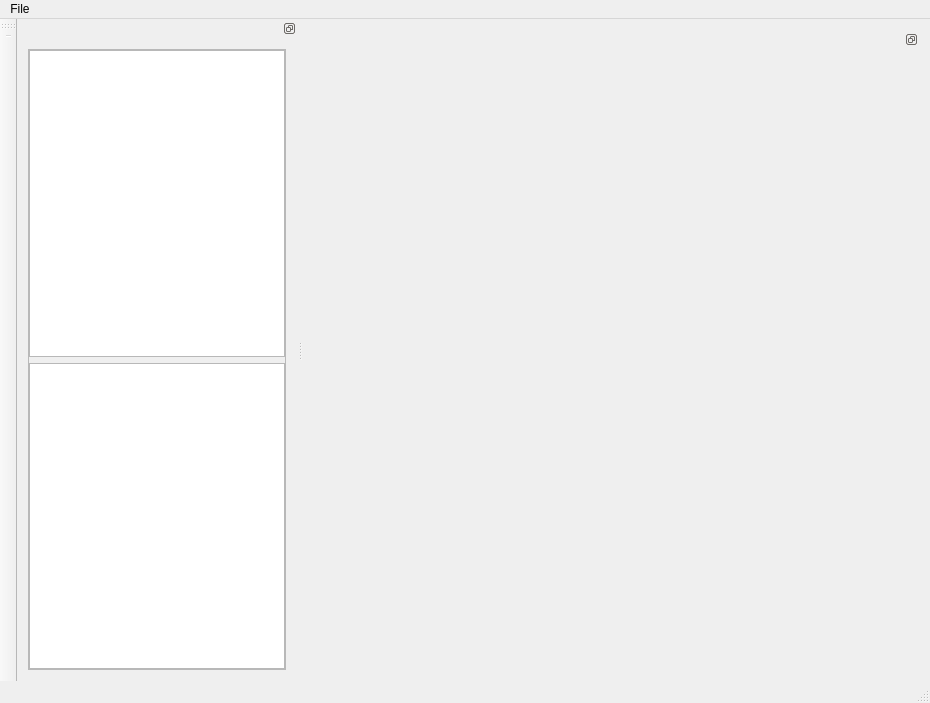
Old version of the form mainwindow.ui in the repository ArashMassoudieh/Aquifolium_GUI.
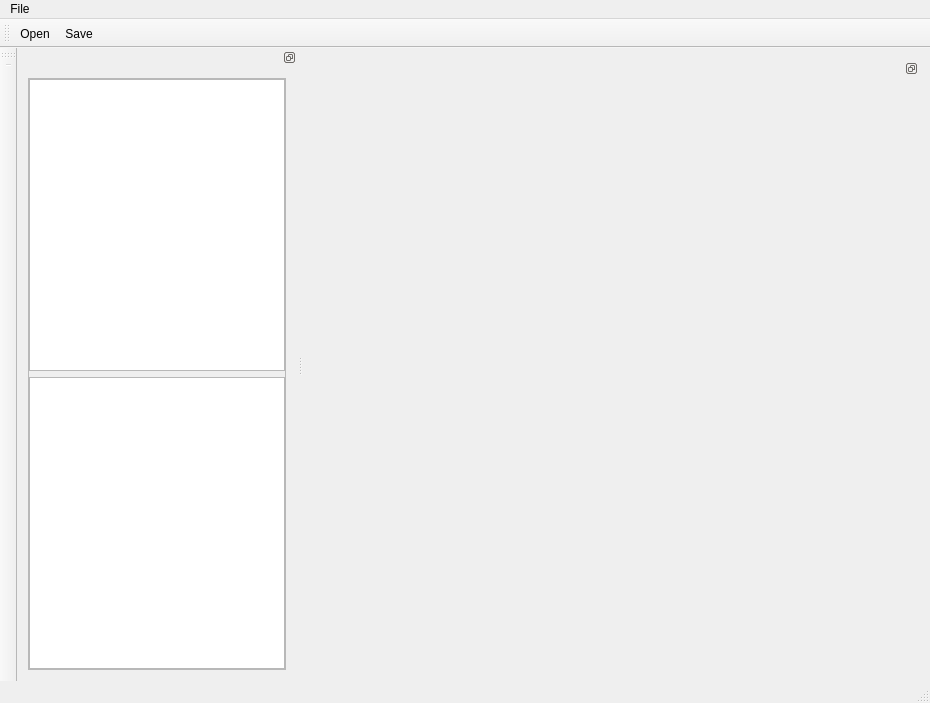
New version of the form. Icons and pictures are not drawn.

Patch:
```diff
--- a/mainwindow.ui
+++ b/mainwindow.ui
@@ -137,6 +137,19 @@
     </layout>
    </widget>
   </widget>
+  <widget class="QToolBar" name="filetoolBar">
+   <property name="windowTitle">
+    <string>toolBar</string>
+   </property>
+   <attribute name="toolBarArea">
+    <enum>TopToolBarArea</enum>
+   </attribute>
+   <attribute name="toolBarBreak">
+    <bool>false</bool>
+   </attribute>
+   <addaction name="actionOpen"/>
+   <addaction name="actionSave"/>
+  </widget>
   <action name="actionTest">
    <property name="icon">
     <iconset>
```
Left out of the diff: 23 changed lines with no effect on the pictures.
